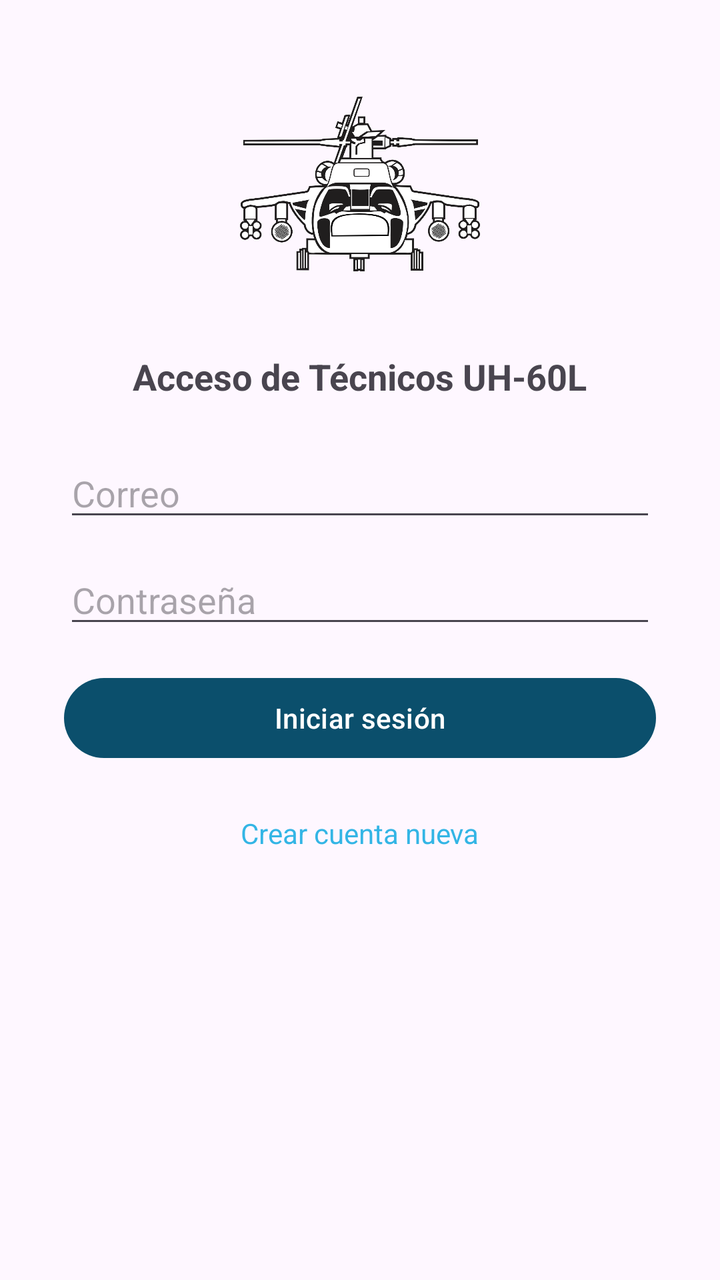
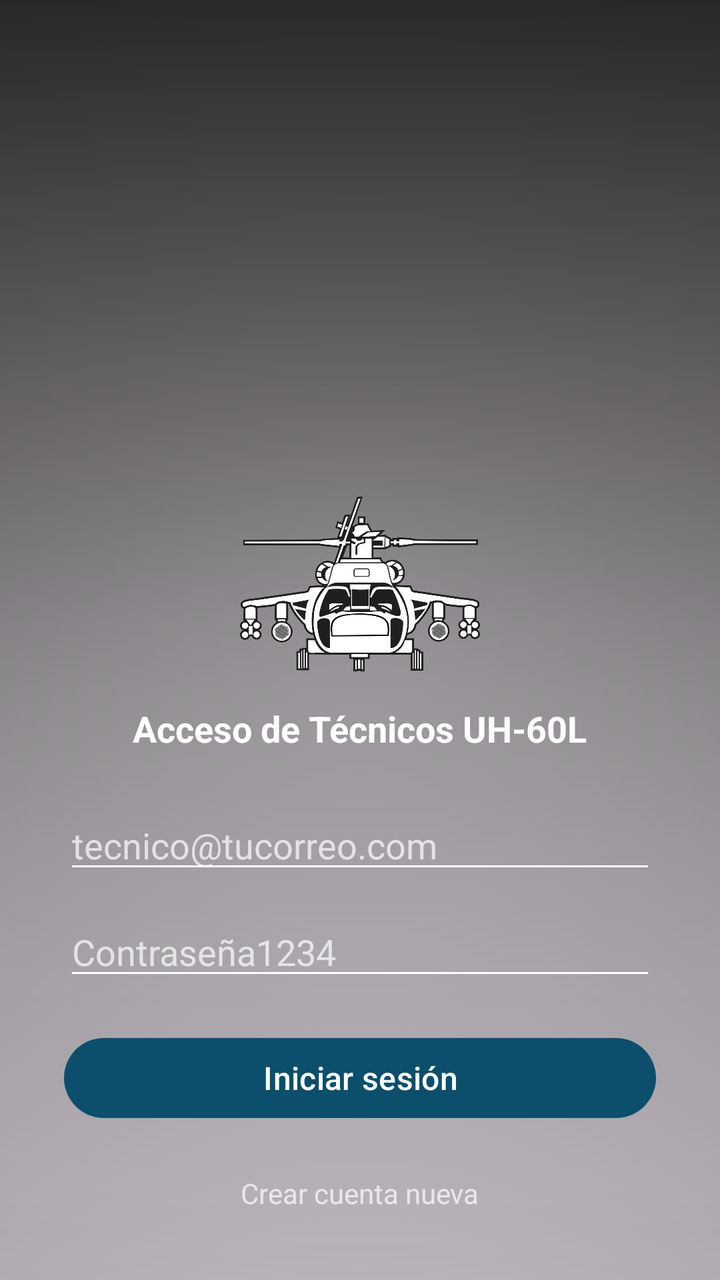

An Android layout rendered at two revisions. The XML below is the earlier revision; the diff shows what the commit changed to produce the second picture.
<!-- AndroidManifest.xml: application theme Theme.BlackHawk -->
<!-- res/layout/activity_login.xml -->
<?xml version="1.0" encoding="utf-8"?>
<LinearLayout xmlns:android="http://schemas.android.com/apk/res/android"
    android:orientation="vertical"
    android:gravity="center_horizontal"
    android:padding="32dp"
    android:layout_width="match_parent"
    android:layout_height="match_parent">

    
    <ImageView
        android:src="@drawable/uh60_header"
        android:layout_width="120dp"
        android:layout_height="120dp"
        android:layout_marginBottom="24dp" />

    <TextView
        android:text="@string/acceso_de_t_cnicos_uh_60l"
        android:textStyle="bold"
        android:textSize="18sp"
        android:layout_marginBottom="24dp"
        android:layout_width="wrap_content"
        android:layout_height="wrap_content" />

    <EditText
        android:id="@+id/etEmail"
        android:hint="@string/correo"
        android:inputType="textEmailAddress"
        android:layout_width="match_parent"
        android:layout_height="wrap_content" />

    <EditText
        android:id="@+id/etPassword"
        android:hint="@string/contrase_a"
        android:inputType="textPassword"
        android:layout_width="match_parent"
        android:layout_height="wrap_content"
        android:layout_marginTop="12dp" />

    <Button
        android:id="@+id/btnLogin"
        android:text="@string/iniciar_sesi_n"
        android:layout_marginTop="16dp"
        android:layout_width="match_parent"
        android:layout_height="wrap_content" />

    <TextView
        android:id="@+id/tvGoRegister"
        android:text="@string/crear_cuenta_nueva"
        android:textColor="@android:color/holo_blue_light"
        android:layout_marginTop="24dp"
        android:layout_width="wrap_content"
        android:layout_height="wrap_content"/>
</LinearLayout>
<!-- resources referenced by this layout -->
<resources>
  <!-- drawable uh60_header: png bitmap (drawable, 139242 bytes) -->
  <string name="acceso_de_t_cnicos_uh_60l">Acceso de Técnicos UH-60L</string>
  <string name="contrase_a">Contraseña</string>
  <string name="correo">Correo</string>
  <string name="crear_cuenta_nueva">Crear cuenta nueva</string>
  <string name="iniciar_sesi_n">Iniciar sesión</string>
  <style name="Theme.BlackHawk" parent="Theme.Material3.Light.NoActionBar">
          <item name="colorPrimary">@color/primary</item>
          <item name="colorSecondary">@color/secondary</item>
          <item name="android:statusBarColor">?attr/colorPrimary</item>
      </style>
  <color name="primary">#0B4F6C</color>
  <color name="secondary">#2D8631</color>
</resources>

<!-- the commit's change to res/layout/activity_login.xml (unified diff, before → after) -->
@@ -1,53 +1,107 @@
 <?xml version="1.0" encoding="utf-8"?>
-<LinearLayout xmlns:android="http://schemas.android.com/apk/res/android"
-    android:orientation="vertical"
-    android:gravity="center_horizontal"
-    android:padding="32dp"
+<FrameLayout xmlns:android="http://schemas.android.com/apk/res/android"
+    xmlns:app="http://schemas.android.com/apk/res-auto"
     android:layout_width="match_parent"
     android:layout_height="match_parent">
 
     
     <ImageView
-        android:src="@drawable/uh60_header"
-        android:layout_width="120dp"
-        android:layout_height="120dp"
-        android:layout_marginBottom="24dp" />
+        android:id="@+id/slideA"
+        android:layout_width="match_parent"
+        android:layout_height="match_parent"
+        android:scaleType="centerCrop"
+        android:contentDescription="@null" />
 
-    <TextView
-        android:text="@string/acceso_de_t_cnicos_uh_60l"
-        android:textStyle="bold"
-        android:textSize="18sp"
-        android:layout_marginBottom="24dp"
-        android:layout_width="wrap_content"
-        android:layout_height="wrap_content" />
+    <ImageView
+        android:id="@+id/slideB"
+        android:layout_width="match_parent"
+        android:layout_height="match_parent"
+        android:scaleType="centerCrop"
+        android:contentDescription="@null"
+        android:alpha="0" />
 
-    <EditText
-        android:id="@+id/etEmail"
-        android:hint="@string/correo"
-        android:inputType="textEmailAddress"
+    
+    <View
+        android:id="@+id/bgOverlayLogin"
         android:layout_width="match_parent"
-        android:layout_height="wrap_content" />
+        android:layout_height="match_parent"
+        android:background="@drawable/startup_overlay_cinematic" />
 
-    <EditText
-        android:id="@+id/etPassword"
-        android:hint="@string/contrase_a"
-        android:inputType="textPassword"
+    
+    <View
+        android:id="@+id/bgVignetteLogin"
         android:layout_width="match_parent"
-        android:layout_height="wrap_content"
-        android:layout_marginTop="12dp" />
+        android:layout_height="match_parent"
+        android:background="@drawable/startup_vignette" />
 
-    <Button
-        android:id="@+id/btnLogin"
-        android:text="@string/iniciar_sesi_n"
-        android:layout_marginTop="16dp"
+    
+    <LinearLayout
+        android:orientation="vertical"
+        android:gravity="center_horizontal"
+        android:layout_marginTop="200dp"
+        android:padding="32dp"
         android:layout_width="match_parent"
-        android:layout_height="wrap_content" />
+        android:layout_height="match_parent">
 
-    <TextView
-        android:id="@+id/tvGoRegister"
-        android:text="@string/crear_cuenta_nueva"
-        android:textColor="@android:color/holo_blue_light"
-        android:layout_marginTop="24dp"
-        android:layout_width="wrap_content"
-        android:layout_height="wrap_content"/>
-</LinearLayout>
+        
+        <ImageView
+            android:src="@drawable/uh60_header"
+            android:layout_width="120dp"
+            android:layout_height="120dp" />
+
+        <TextView
+            android:text="@string/acceso_de_t_cnicos_uh_60l"
+            android:textStyle="bold"
+            android:textSize="18sp"
+            android:textColor="@android:color/white"
+            android:layout_marginBottom="24dp"
+            android:layout_width="wrap_content"
+            android:layout_height="wrap_content" />
+
+        <EditText
+            android:id="@+id/etEmail"
+            android:hint="@string/correo"
+            android:textColorHint="#B3FFFFFF"
+            android:autofillHints="emailAddress"
+            android:inputType="textEmailAddress"
+            android:textColor="@android:color/white"
+            android:backgroundTint="@android:color/white"
+            android:layout_width="match_parent"
+            android:layout_height="wrap_content" />
+
+        <EditText
+            android:id="@+id/etPassword"
+            android:hint="@string/contrase_a"
+            android:inputType="textPassword"
+            android:textColor="@android:color/white"
+            android:textColorHint="#B3FFFFFF"
+            android:backgroundTint="@android:color/white"
+            android:layout_width="match_parent"
+            android:layout_height="wrap_content"
+            android:autofillHints="password"
+            android:layout_marginTop="12dp" />
+
+        
+        <com.google.android.material.button.MaterialButton
+            android:id="@+id/btnLogin"
+            android:text="@string/iniciar_sesi_n"
+            android:layout_marginTop="20dp"
+            android:layout_width="match_parent"
+            android:layout_height="wrap_content"
+            android:textAllCaps="false"
+            android:textSize="16sp"
+            android:textColor="?attr/colorOnPrimary"
+            app:backgroundTint="?attr/colorPrimary"
+            app:cornerRadius="999dp" />
+
+        <TextView
+            android:id="@+id/tvGoRegister"
+            android:text="@string/crear_cuenta_nueva"
+            android:textColor="#B3FFFFFF"
+            android:layout_marginTop="24dp"
+            android:layout_width="wrap_content"
+            android:layout_height="wrap_content" />
+
+    </LinearLayout>
+
+</FrameLayout>
<!-- resource entries referenced after the edit -->
@@ -1,9 +1,29 @@
 <!-- resources referenced by this layout -->
 <resources>
+  <!-- drawable startup_overlay_cinematic (drawable) -->
+  <?xml version="1.0" encoding="utf-8"?>
+  <shape xmlns:android="http://schemas.android.com/apk/res/android" android:shape="rectangle">
+      <gradient
+          android:angle="90"
+          android:startColor="#12000000"
+          android:centerColor="#66000000"
+          android:endColor="#CC000000"/>
+  </shape>
+  <!-- drawable startup_vignette (drawable) -->
+  <?xml version="1.0" encoding="utf-8"?>
+  <shape xmlns:android="http://schemas.android.com/apk/res/android">
+      <gradient
+          android:type="radial"
+          android:gradientRadius="700dp"
+          android:centerX="0.5"
+          android:centerY="0.45"
+          android:startColor="#00000000"
+          android:endColor="#70000000"/>
+  </shape>
   <!-- drawable uh60_header: png bitmap (drawable, 139242 bytes) -->
-  <string name="acceso_de_t_cnicos_uh_60l">Acceso de Técnicos UH-60L</string>
-  <string name="contrase_a">Contraseña</string>
-  <string name="correo">Correo</string>
+  <string name="acceso_de_t_cnicos_uh_60l">Acceso de  Técnicos UH-60L</string>
+  <string name="contrase_a">Contraseña1234</string>
+  <string name="correo">tecnico@tucorreo.com</string>
   <string name="crear_cuenta_nueva">Crear cuenta nueva</string>
   <string name="iniciar_sesi_n">Iniciar sesión</string>
   <style name="Theme.BlackHawk" parent="Theme.Material3.Light.NoActionBar">
